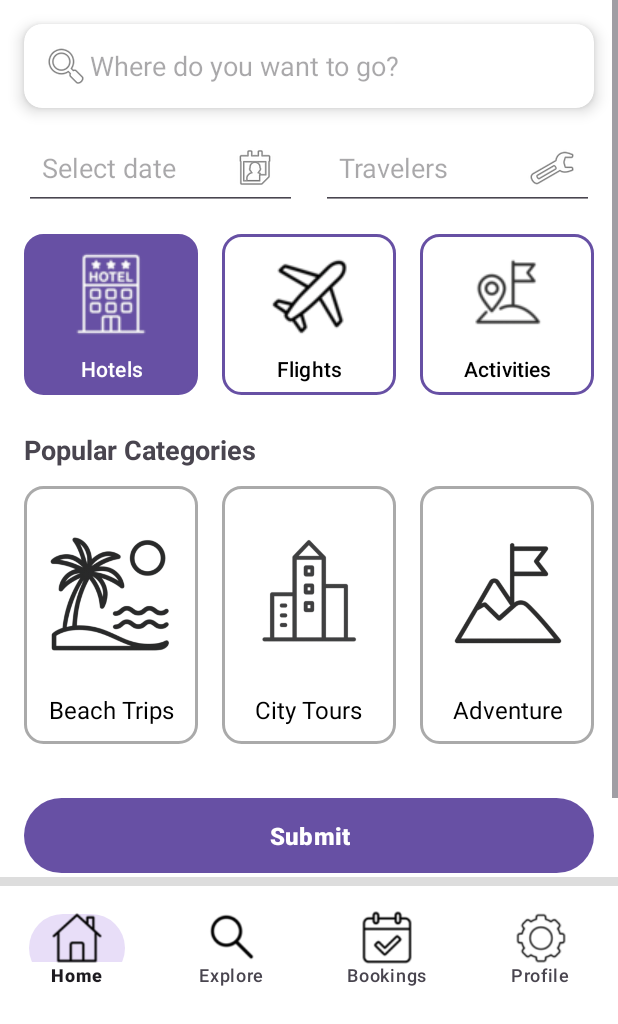
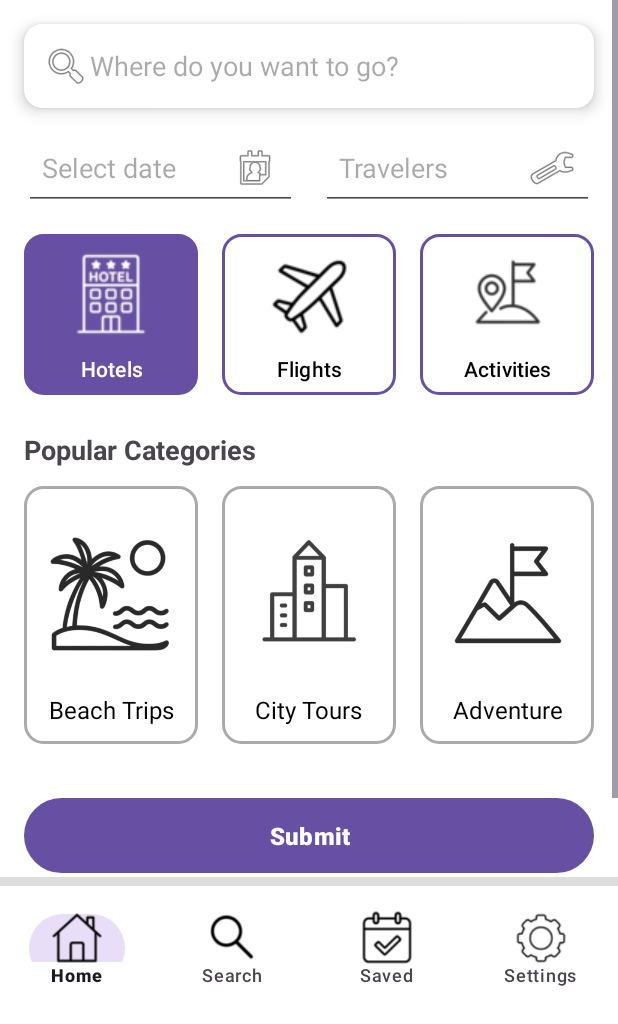
Before and after one commit to FortuneDayZ/TrippyTrips, an Android app: the HomeFragment screen opened through its navigation route, on a phone screen of 412 x 824 dp, the part 212-1236 px from its top. Run offline under Robolectric (Android 15) with nearby library versions, the phone set to English and light mode, and no system bars.

Commit message:
Updated bottom nav

```diff
--- a/app/src/main/res/menu/bottom_nav_menu.xml
+++ b/app/src/main/res/menu/bottom_nav_menu.xml
@@ -9,16 +9,16 @@
     <item
         android:id="@+id/exploreFragment"
         android:icon="@drawable/ic_nav_explore"
-        android:title="Explore" />
+        android:title="Search" />
 
     <item
         android:id="@+id/bookingsFragment"
         android:icon="@drawable/ic_nav_bookings"
-        android:title="Bookings" />
+        android:title="Saved" />
 
     <item
         android:id="@+id/profileFragment"
         android:icon="@drawable/ic_nav_profile"
-        android:title="Profile" />
+        android:title="Settings" />
 
 </menu>
```
